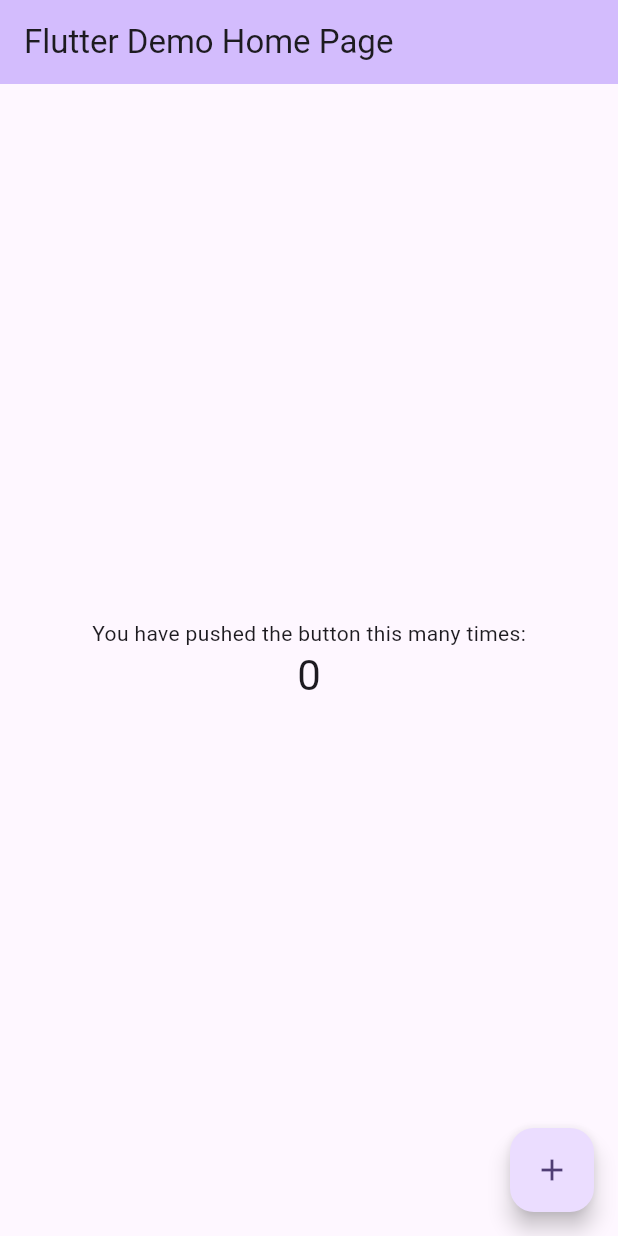
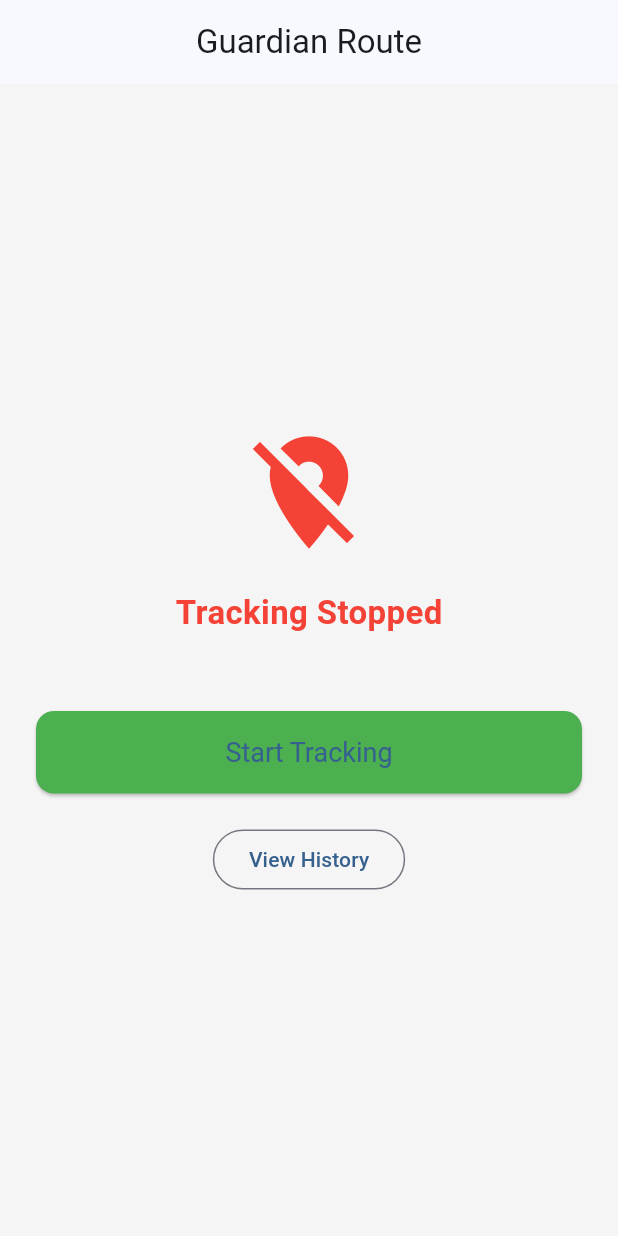
Before and after one commit to Navas-shareef/guardian_route, a Flutter app: the screen it shows after launch, on a phone screen of 412 x 824 dp. Run offline on Flutter 3.47's test engine with Material 3 defaults, Android fonts, the phone set to English and light mode, and no system bars.

Commit message:
Created UI for TrackingHomePage,TrackingHistory

```diff
--- /dev/null
+++ b/lib/core/theme/app_theme.dart
@@ -0,0 +1,13 @@
+import 'package:flutter/material.dart';
+
+final ThemeData appTheme = ThemeData(
+  useMaterial3: true,
+  colorScheme: ColorScheme.fromSeed(seedColor: Colors.blue),
+  scaffoldBackgroundColor: Colors.grey[100],
+  elevatedButtonTheme: ElevatedButtonThemeData(
+    style: ElevatedButton.styleFrom(
+      padding: const EdgeInsets.symmetric(vertical: 14),
+      textStyle: const TextStyle(fontSize: 16),
+    ),
+  ),
+);
--- /dev/null
+++ b/lib/features/tracking_dashboard/presentation/screens/home_screen.dart
@@ -0,0 +1,65 @@
+import 'package:flutter/material.dart';
+import 'package:guardian_route/routes/app_router.dart';
+
+class HomeScreen extends StatelessWidget {
+  const HomeScreen({super.key});
+
+  @override
+  Widget build(BuildContext context) {
+    final bool isTracking = false; // toggle manually for UI preview
+
+    return Scaffold(
+      appBar: AppBar(title: const Text("Guardian Route"), centerTitle: true),
+      body: Padding(
+        padding: const EdgeInsets.all(24),
+        child: Column(
+          mainAxisAlignment: MainAxisAlignment.center,
+          children: [
+            Icon(
+              isTracking ? Icons.location_on : Icons.location_off,
+              size: 90,
+              color: isTracking ? Colors.green : Colors.red,
+            ),
+            const SizedBox(height: 20),
+            Text(
+              isTracking ? "Tracking Active" : "Tracking Stopped",
+              style: TextStyle(
+                fontSize: 22,
+                fontWeight: FontWeight.bold,
+                color: isTracking ? Colors.green : Colors.red,
+              ),
+            ),
+            const SizedBox(height: 50),
+
+            SizedBox(
+              width: double.infinity,
+              height: 55,
+              child: ElevatedButton(
+                onPressed: () {},
+                style: ElevatedButton.styleFrom(
+                  backgroundColor: isTracking ? Colors.red : Colors.green,
+                  shape: RoundedRectangleBorder(
+                    borderRadius: BorderRadius.circular(12),
+                  ),
+                ),
+                child: Text(
+                  isTracking ? "Stop Tracking" : "Start Tracking",
+                  style: const TextStyle(fontSize: 18),
+                ),
+              ),
+            ),
+
+            const SizedBox(height: 20),
+
+            OutlinedButton(
+              onPressed: () {
+                Navigator.pushNamed(context, AppRouter.history);
+              },
+              child: const Text("View History"),
+            ),
+          ],
+        ),
+      ),
+    );
+  }
+}
--- a/lib/main.dart
+++ b/lib/main.dart
@@ -1,6 +1,10 @@
 import 'package:flutter/material.dart';
+import 'package:guardian_route/core/theme/app_theme.dart';
+import 'package:guardian_route/features/tracking_dashboard/presentation/screens/home_screen.dart';
+import 'package:guardian_route/routes/app_router.dart';
 
 void main() {
+  WidgetsFlutterBinding.ensureInitialized();
   runApp(const MyApp());
 }
 
@@ -10,56 +14,11 @@ class MyApp extends StatelessWidget {
   @override
   Widget build(BuildContext context) {
     return MaterialApp(
-      title: 'Flutter Demo',
-      theme: ThemeData(colorScheme: .fromSeed(seedColor: Colors.deepPurple)),
-      home: const MyHomePage(title: 'Flutter Demo Home Page'),
+      debugShowCheckedModeBanner: false,
+      title: 'Guardian Route',
+      theme: appTheme,
+      initialRoute: AppRouter.home,
+      onGenerateRoute: AppRouter.generateRoute,
     );
   }
 }
-
-class MyHomePage extends StatefulWidget {
-  const MyHomePage({super.key, required this.title});
-
-  final String title;
-
-  @override
-  State<MyHomePage> createState() => _MyHomePageState();
-}
-
-class _MyHomePageState extends State<MyHomePage> {
-  int _counter = 0;
-
-  void _incrementCounter() {
-    setState(() {
-      _counter++;
-    });
-  }
-
-  @override
-  Widget build(BuildContext context) {
-    return Scaffold(
-      appBar: AppBar(
-        backgroundColor: Theme.of(context).colorScheme.inversePrimary,
-
-        title: Text(widget.title),
-      ),
-      body: Center(
-        child: Column(
-          mainAxisAlignment: .center,
-          children: [
-            const Text('You have pushed the button this many times:'),
-            Text(
-              '$_counter',
-              style: Theme.of(context).textTheme.headlineMedium,
-            ),
-          ],
-        ),
-      ),
-      floatingActionButton: FloatingActionButton(
-        onPressed: _incrementCounter,
-        tooltip: 'Increment',
-        child: const Icon(Icons.add),
-      ),
-    );
-  }
-}
--- a/lib/routes/app_router.dart
+++ b/lib/routes/app_router.dart
@@ -0,0 +1,25 @@
+import 'package:flutter/material.dart';
+import 'package:guardian_route/features/tracking_dashboard/presentation/screens/history_screen.dart';
+import 'package:guardian_route/features/tracking_dashboard/presentation/screens/home_screen.dart';
+
+class AppRouter {
+  static const String home = '/';
+  static const String history = '/history';
+  static const String map = '/map';
+
+  static Route<dynamic> generateRoute(RouteSettings settings) {
+    switch (settings.name) {
+      case home:
+        return MaterialPageRoute(builder: (_) => const HomeScreen());
+
+      case history:
+        return MaterialPageRoute(builder: (_) => const HistoryScreen());
+
+      default:
+        return MaterialPageRoute(
+          builder: (_) =>
+              const Scaffold(body: Center(child: Text('No Route Found'))),
+        );
+    }
+  }
+}
--- a/pubspec.yaml
+++ b/pubspec.yaml
@@ -34,6 +34,8 @@ dependencies:
   # The following adds the Cupertino Icons font to your application.
   # Use with the CupertinoIcons class for iOS style icons.
   cupertino_icons: ^1.0.8
+  flutter_bloc: ^9.1.1
+  geolocator: ^14.0.2
 
 dev_dependencies:
   flutter_test:
```
Also changed, not shown: lib/features/tracking_dashboard/presentation/screens/history_screen.dart (added, +19 -0 lines), lib/features/tracking_dashboard/presentation/widgets/error_bottomsheet.dart (added, +39 -0 lines), lib/features/tracking_dashboard/presentation/widgets/location_card.dart (added, +42 -0 lines), lib/core/theme/app_colors.dart (added), lib/core/theme/app_textstyles.dart (added), pubspec.lock, 12 other files.
